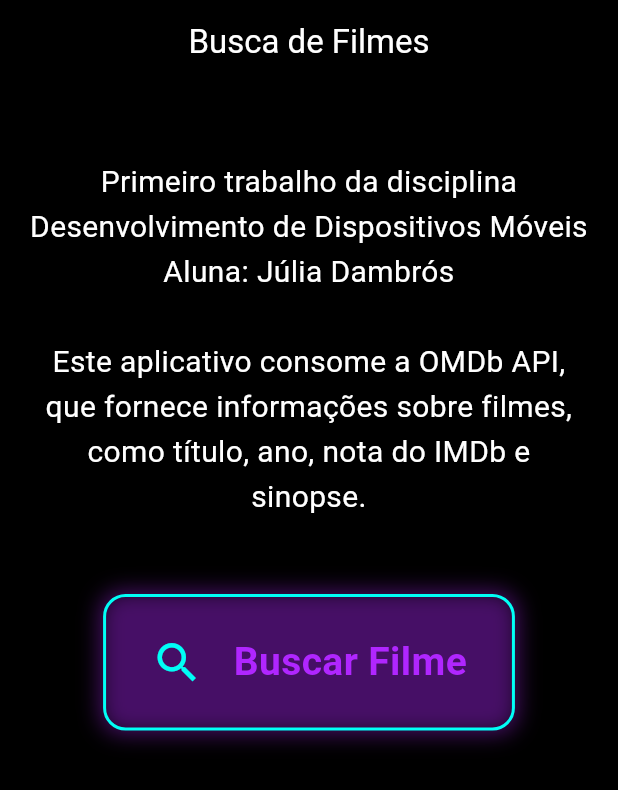
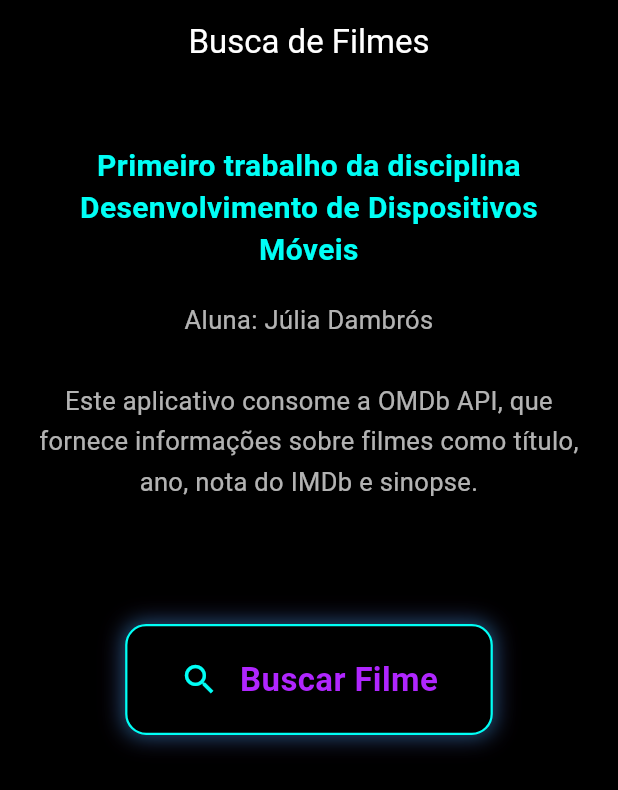
Before and after one commit to Juliadambros/Desenvolvimento-para-dispositivos-moveis, a Flutter app: the screen it shows after launch, on a phone screen of 412 x 824 dp. Shown: the top 790 px of the screen. Run offline on Flutter 3.47's test engine with Material 3 defaults, Android fonts, the phone set to English and light mode, and no system bars; our stand-ins replace cloud_firestore, firebase_core, image_picker, mask_text_input_formatter, sqflite; accounts and stored records are empty.

Commit message:
correções trabalho1

```diff
--- a/trabalho1/lib/service/busca_filme_service.dart
+++ b/trabalho1/lib/service/busca_filme_service.dart
@@ -3,7 +3,7 @@ import 'dart:io';
 import 'package:http/http.dart' as http;
 
 class BuscaFilmeService {
-  final String _apiKey = "";
+  final String _apiKey = "a199b0a8";
   Future<Map<String, dynamic>> buscarFilme(String titulo) async {
     try {
       final uri = Uri.parse("https://www.omdbapi.com/?t=$titulo&apikey=$_apiKey");
--- a/trabalho1/lib/view/home_page.dart
+++ b/trabalho1/lib/view/home_page.dart
@@ -19,59 +19,86 @@ class HomePage extends StatelessWidget {
         ),
         centerTitle: true,
       ),
-      body: Padding(
-        padding: const EdgeInsets.all(20.0),
+      body: Stack(
+        children: [
+          SingleChildScrollView(
+            padding: const EdgeInsets.symmetric(horizontal: 25, vertical: 40),
             child: Column(
               crossAxisAlignment: CrossAxisAlignment.center,
               children: [
-            const SizedBox(height: 30),
-            const Text(
-              "Primeiro trabalho da disciplina Desenvolvimento de Dispositivos Móveis\n"
-              "Aluna: Júlia Dambrós\n\n"
-              "Este aplicativo consome a OMDb API, que fornece informações sobre filmes, "
-              "como título, ano, nota do IMDb e sinopse.",
+                Text(
+                  "Primeiro trabalho da disciplina\nDesenvolvimento de Dispositivos Móveis",
                   textAlign: TextAlign.center,
                   style: TextStyle(
-                color: Colors.white,
+                    color: cianoNeon,
                     fontSize: 20,
-                height: 1.5,
+                    fontWeight: FontWeight.bold,
+                    height: 1.4,
                   ),
                 ),
-            const SizedBox(height: 50),
-            Center(
+                const SizedBox(height: 20),
+                const Text(
+                  "Aluna: Júlia Dambrós\n\n"
+                  "Este aplicativo consome a OMDb API, "
+                  "que fornece informações sobre filmes como título, ano, nota do IMDb e sinopse.",
+                  textAlign: TextAlign.center,
+                  style: TextStyle(
+                    color: Colors.white70,
+                    fontSize: 17,
+                    height: 1.6,
+                  ),
+                ),
+                const SizedBox(height: 150),
+              ],
+            ),
+          ),
+          Positioned(
+            left: 0,
+            right: 0,
+            bottom: 35,
+            child: Center(
               child: GestureDetector(
                 onTap: () {
                   Navigator.push(
                     context,
                     MaterialPageRoute(
-                        builder: (context) => const BuscaFilmePage()),
+                      builder: (context) => const BuscaFilmePage(),
+                    ),
                   );
                 },
                 child: Container(
                   decoration: BoxDecoration(
-                    borderRadius: BorderRadius.circular(15),
-                    border: Border.all(color: cianoNeon, width: 2),
+                    color: Colors.black,
+                    borderRadius: BorderRadius.circular(14),
+                    border: Border.all(color: cianoNeon, width: 1.5),
                     boxShadow: [
                       BoxShadow(
-                        color: const Color(0x66B026FF),
-                        blurRadius: 12,
-                        spreadRadius: 2,
+                        color: cianoNeon.withAlpha(80),
+                        blurRadius: 10,
+                        spreadRadius: 1,
+                      ),
+                      BoxShadow(
+                        color: roxoNeon.withAlpha(60),
+                        blurRadius: 14,
+                        spreadRadius: 1,
                       ),
                     ],
                   ),
                   padding: const EdgeInsets.symmetric(
-                      horizontal: 30, vertical: 25),
+                    horizontal: 35,
+                    vertical: 20,
+                  ),
                   child: Row(
                     mainAxisSize: MainAxisSize.min,
                     children: [
-                      Icon(Icons.search, color: cianoNeon, size: 35),
-                      const SizedBox(width: 20),
+                      Icon(Icons.search, color: cianoNeon, size: 26),
+                      const SizedBox(width: 14),
                       Text(
                         "Buscar Filme",
                         style: TextStyle(
                           color: roxoNeon,
-                          fontSize: 26,
-                          fontWeight: FontWeight.bold,
+                          fontSize: 22,
+                          fontWeight: FontWeight.w600,
                         ),
                       ),
                     ],
@@ -79,8 +106,8 @@ class HomePage extends StatelessWidget {
                 ),
               ),
             ),
+          ),
         ],
-        ),
       ),
     );
   }
```
Also changed, not shown: trabalho1/lib/view/busca_filme_page.dart (+178 -104 lines). Lines whose indentation alone changed are shown as unchanged.
